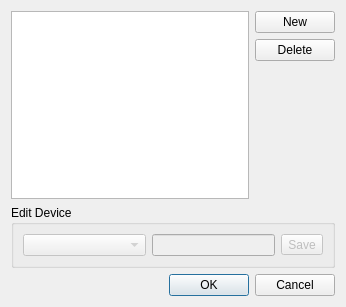
This is src/summadeviceconfig.ui in AHelper/summa as Qt 5 draws it before an edit. The edited form follows.
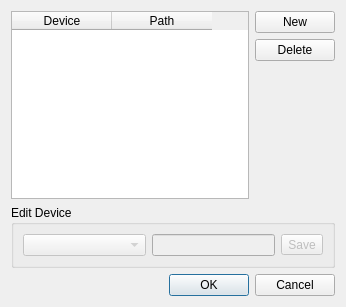
This is the edited form. Icons and pictures are not drawn.

```diff
--- a/src/summadeviceconfig.ui
+++ b/src/summadeviceconfig.ui
@@ -18,6 +18,19 @@
        <property name="selectionBehavior">
         <enum>QAbstractItemView::SelectRows</enum>
        </property>
+       <attribute name="verticalHeaderVisible">
+        <bool>false</bool>
+       </attribute>
+       <column>
+        <property name="text">
+         <string>Device</string>
+        </property>
+       </column>
+       <column>
+        <property name="text">
+         <string>Path</string>
+        </property>
+       </column>
       </widget>
      </item>
      <item>
```
